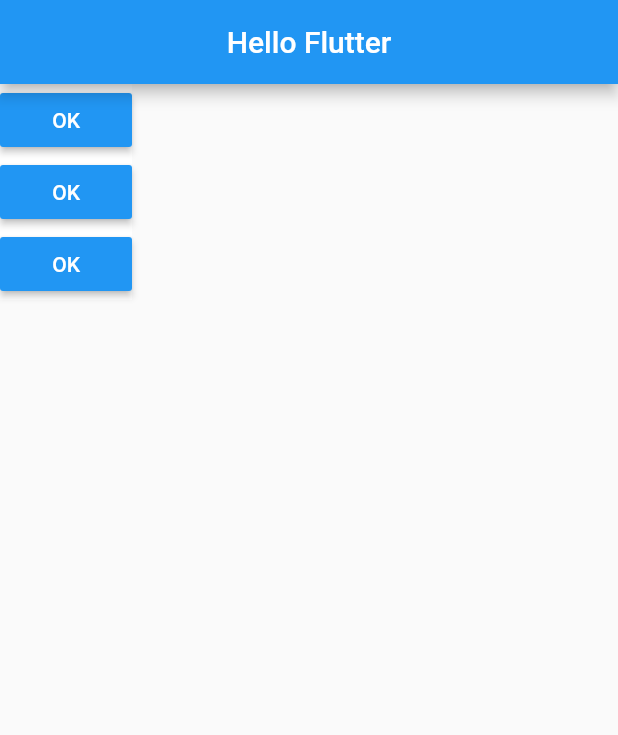
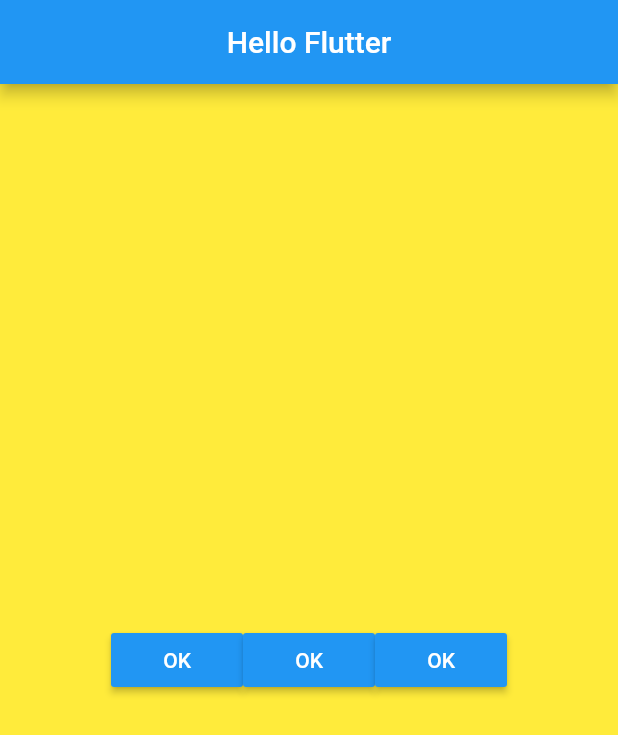
Before and after one commit to Josebr1/flutter_hello, a Flutter app: the screen it shows after launch, on a phone screen of 412 x 824 dp. Shown: the top 735 px of the screen. Run offline on Flutter 3.47's test engine with Material 2 defaults, Android fonts, the phone set to English and light mode, and no system bars.

Commit message:
MainAxisAlignment and CrossAxisAlignment

```diff
--- a/lib/pages/home_page.dart
+++ b/lib/pages/home_page.dart
@@ -9,21 +9,26 @@ class HomePage extends StatelessWidget {
         title: Text('Hello Flutter'),
         centerTitle: true,
       ),
-        body: _body());
+      body: _body(context),
+    );
   }
 
-  _body() {
+  _body(context) {
+    Size size = MediaQuery.of(context).size;
+
     return Container(
-      color: Colors.white,
-      child: Column(
-        mainAxisSize: MainAxisSize.min,
+        height: size.height,
+        color: Colors.yellow,
+        child: Row(
+          mainAxisSize: MainAxisSize.max,
+          mainAxisAlignment: MainAxisAlignment.center,
+          crossAxisAlignment: CrossAxisAlignment.center,
           children: <Widget>[
             _button(),
             _button(),
             _button(),
           ],
-      )
-    );
+        ));
   }
 
   _button() {
@@ -42,6 +47,7 @@ class HomePage extends StatelessWidget {
   void _onClickOK() {
     print('Clicou no botão!');
   }
+
   _img() {
     return Image.asset(
       "assets/images/dog4.png",
```
Lines whose indentation alone changed are shown as unchanged.
